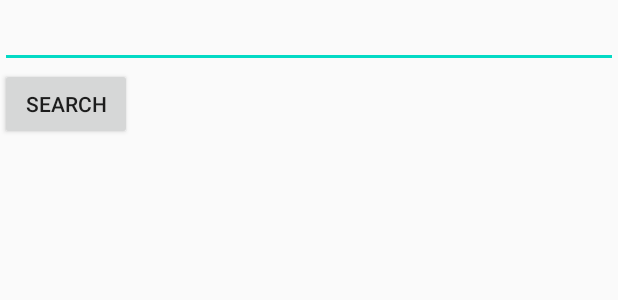
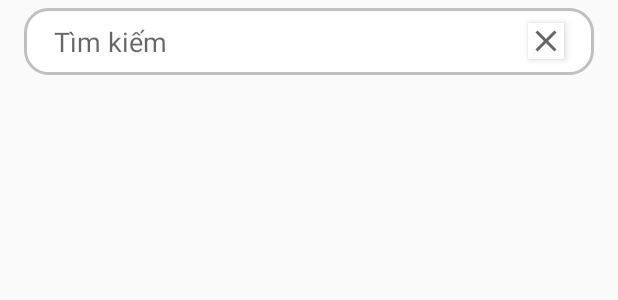
Before and after one commit to ductai66/CookBook, an Android app: the layout activity_search.xml on its own in the app's theme, with its tools: preview values and no code run, on a phone screen of 412 x 824 dp. Shown: the top 300 px of the screen. Run offline under Robolectric (Android 15) with nearby library versions, the phone set to English and light mode, and no system bars.

Commit message:
fix icon search vs show info recipe detail

```diff
--- a/app/src/main/java/com/tai06dothe/cookbook/Adapter/MyRecipeAdapter.java
+++ b/app/src/main/java/com/tai06dothe/cookbook/Adapter/MyRecipeAdapter.java
@@ -40,6 +40,7 @@ public class MyRecipeAdapter extends RecyclerView.Adapter<MyRecipeAdapter.ViewHo
         Recipe recipe = mList.get(position);
         holder.recipeName.setText(recipe.getRecipeName());
         Picasso.get().load(recipe.getRecipeImage()).into(holder.recipeImage);
+
     }
 
     @Override
--- a/app/src/main/java/com/tai06dothe/cookbook/Adapter/ViewmoreAdapter.java
+++ b/app/src/main/java/com/tai06dothe/cookbook/Adapter/ViewmoreAdapter.java
@@ -82,7 +82,7 @@ public class ViewmoreAdapter extends RecyclerView.Adapter<ViewmoreAdapter.ViewHo
 //                }
 //            });
 
-            itemView.setOnClickListener(new View.OnClickListener() {
+            recipeImage.setOnClickListener(new View.OnClickListener() {
                 @Override
                 public void onClick(View view) {
                     Recipe recipe = mListRecipe.get(getAdapterPosition());
--- /dev/null
+++ b/app/src/main/res/drawable/ic_close.xml
@@ -0,0 +1,10 @@
+<vector xmlns:android="http://schemas.android.com/apk/res/android"
+    android:width="24dp"
+    android:height="24dp"
+    android:viewportWidth="24"
+    android:viewportHeight="24"
+    android:tint="?attr/colorControlNormal">
+  <path
+      android:fillColor="@android:color/white"
+      android:pathData="M19,6.41L17.59,5 12,10.59 6.41,5 5,6.41 10.59,12 5,17.59 6.41,19 12,13.41 17.59,19 19,17.59 13.41,12z"/>
+</vector>
--- a/app/src/main/res/layout/activity_search.xml
+++ b/app/src/main/res/layout/activity_search.xml
@@ -7,20 +7,55 @@
     android:orientation="vertical"
     tools:context=".Activity.SearchActivity">
 
-    <EditText
-        android:id="@+id/etxt_search"
+    <androidx.appcompat.widget.Toolbar
+        android:id="@+id/toolbar_search"
         android:layout_width="match_parent"
-        android:layout_height="wrap_content" />
+        android:layout_height="wrap_content">
 
-    <Button
-        android:id="@+id/btn_search"
-        android:layout_width="wrap_content"
-        android:layout_height="wrap_content"
-        android:text="search" />
+        <RelativeLayout
+            android:layout_width="match_parent"
+            android:layout_height="wrap_content">
 
-    <androidx.recyclerview.widget.RecyclerView
-        android:id="@+id/recycle_search"
+            <com.google.android.material.textfield.TextInputEditText
+                android:id="@+id/etxt_search"
+                android:layout_width="match_parent"
+                android:layout_height="wrap_content"
+                android:layout_marginRight="16dp"
+                android:background="@drawable/shape_layout_edittext"
+                android:hint="Tìm kiếm"
+                android:inputType="text"
+                android:paddingLeft="20dp" />
+
+            <ImageButton
+                android:id="@+id/clear_text"
+                android:layout_width="wrap_content"
+                android:layout_height="wrap_content"
+                android:layout_alignRight="@+id/etxt_search"
+                android:layout_centerVertical="true"
+                android:layout_marginRight="20dp"
+                android:background="#fff"
+                android:elevation="3dp"
+                android:src="@drawable/ic_close" />
+        </RelativeLayout>
+    </androidx.appcompat.widget.Toolbar>
+
+    <RelativeLayout
         android:layout_width="match_parent"
-        android:layout_height="wrap_content" />
+        android:layout_height="match_parent">
 
+        <androidx.recyclerview.widget.RecyclerView
+            android:id="@+id/recycle_search"
+            android:layout_width="match_parent"
+            android:layout_height="wrap_content"
+            android:layout_marginTop="16dp" />
+
+        <TextView
+            android:id="@+id/empty_search"
+            android:layout_width="wrap_content"
+            android:layout_height="wrap_content"
+            android:layout_centerInParent="true"
+            android:text="Không tìm thấy kết quả"
+            android:textSize="18sp"
+            android:visibility="gone" />
+    </RelativeLayout>
 </LinearLayout>
--- a/app/src/main/res/layout/layout_item_recipestep.xml
+++ b/app/src/main/res/layout/layout_item_recipestep.xml
@@ -4,6 +4,7 @@
     android:layout_height="wrap_content"
     android:layout_margin="10dp"
     android:orientation="horizontal">
+
 
     <LinearLayout
         android:layout_width="0dp"
```
Also changed, not shown: app/src/main/java/com/tai06dothe/cookbook/Activity/DetailRecipeActivity.java (+43 -31 lines), app/src/main/java/com/tai06dothe/cookbook/Activity/MainActivity.java (+10 -17 lines), app/src/main/java/com/tai06dothe/cookbook/Activity/MyRecipeActivity.java (+9 -6 lines), app/src/main/java/com/tai06dothe/cookbook/Activity/SearchActivity.java (+30 -19 lines), app/src/main/java/com/tai06dothe/cookbook/Adapter/DetailRecipe/IngredientDetailAdapter.java (added, +56 -0 lines), app/src/main/java/com/tai06dothe/cookbook/Adapter/DetailRecipe/RecipeStepDetailAdapter.java (added, +60 -0 lines), app/src/main/java/com/tai06dothe/cookbook/LoginSignup/ChangePasswordActivity.java (+27 -15 lines), app/src/main/java/com/tai06dothe/cookbook/LoginSignup/SignupActivity.java (+45 -15 lines), app/src/main/java/com/tai06dothe/cookbook/Model/Favorite.java (+13 -0 lines), app/src/main/res/drawable/ic_search.xml (added, +10 -0 lines), app/src/main/res/layout/layout_item_ingredient_detail.xml (added, +25 -0 lines), app/src/main/res/layout/layout_item_recipestep_detail.xml (added, +27 -0 lines), app/src/main/res/menu/menu_search.xml (added, +9 -0 lines).
